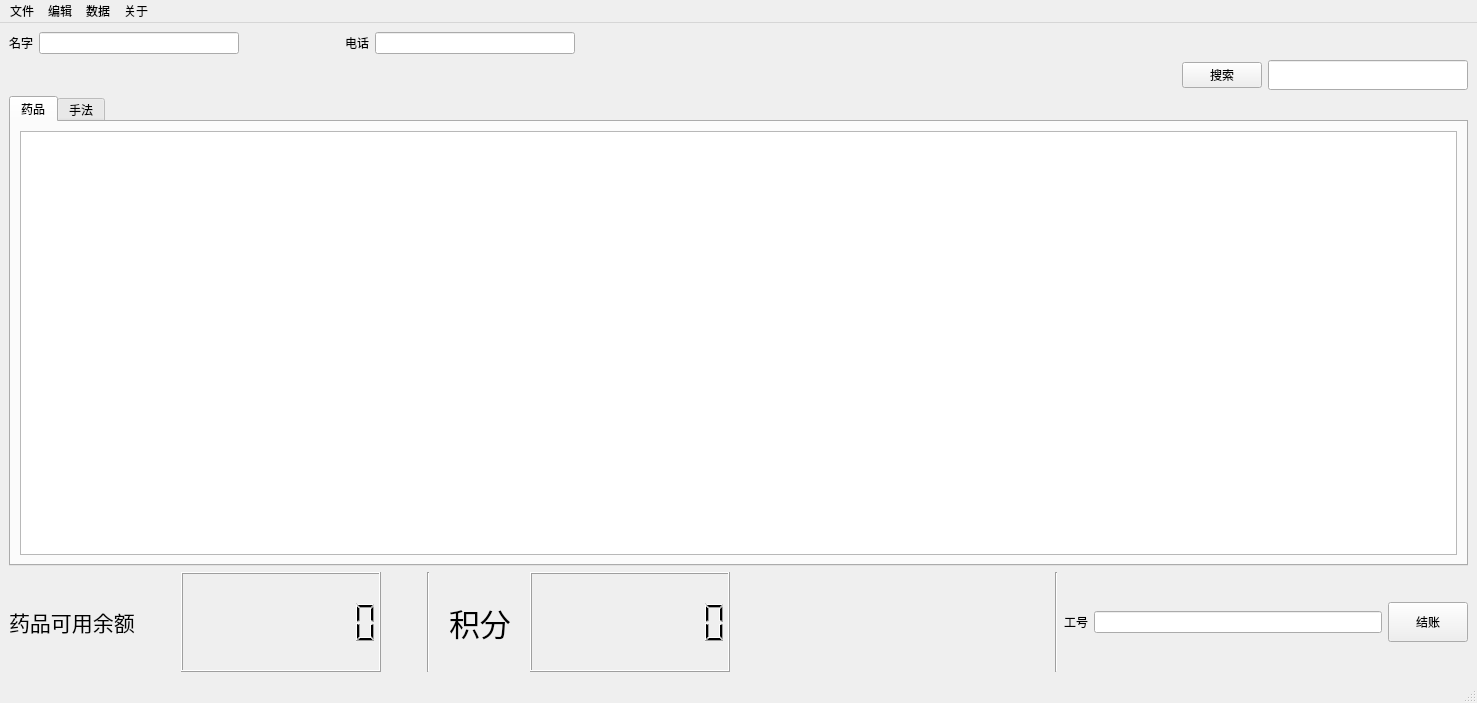
Old version of the form Qtdesigners/主界面.ui in the repository zhihao2020/ShopSystem.
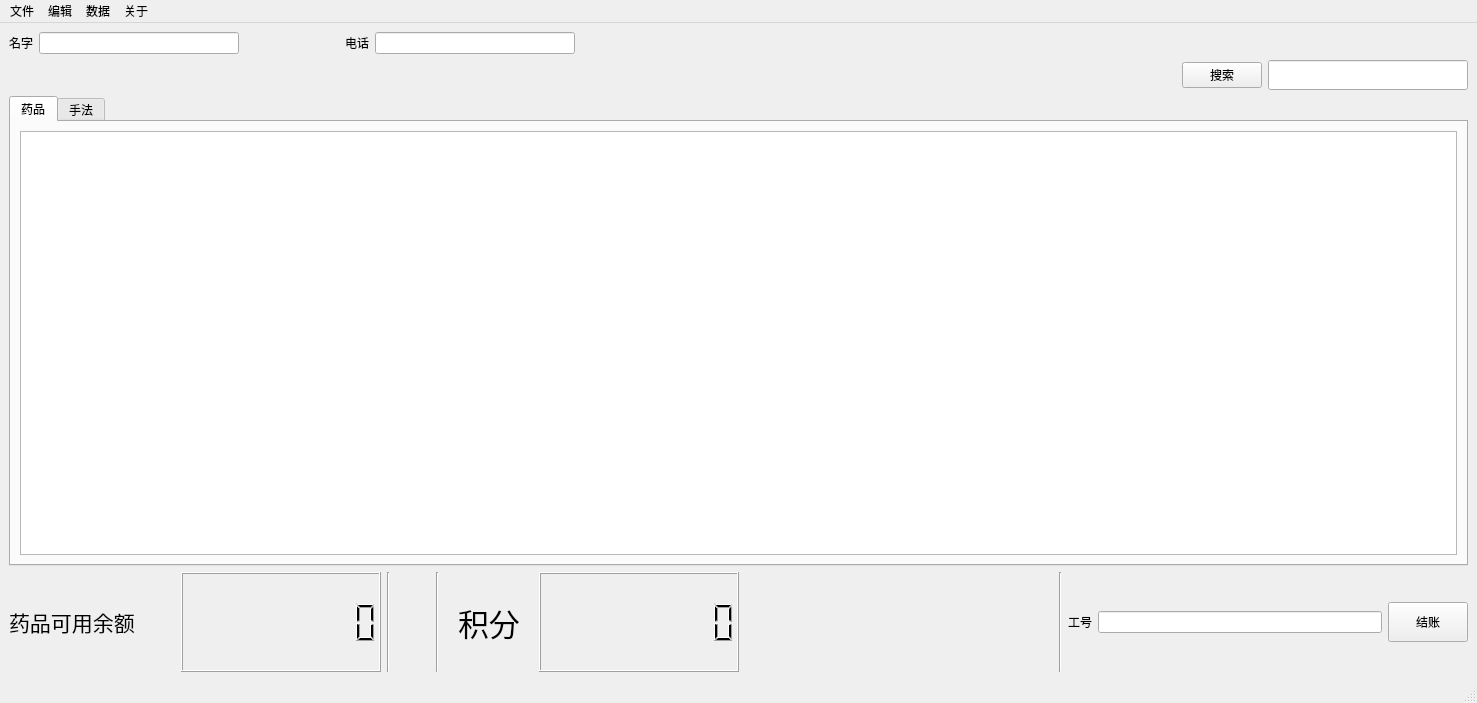
New version of the form. Icons and pictures are not drawn.

The edit to the form file:
```diff
--- a/Qtdesigners/主界面.ui
+++ b/Qtdesigners/主界面.ui
@@ -213,6 +213,13 @@
           </item>
          </layout>
         </item>
+        <item>
+         <widget class="Line" name="line_2">
+          <property name="orientation">
+           <enum>Qt::Vertical</enum>
+          </property>
+         </widget>
+        </item>
         <item>
          <spacer name="horizontalSpacer">
           <property name="orientation">
```
Left out of the diff: 30 changed lines with no effect on the pictures.
